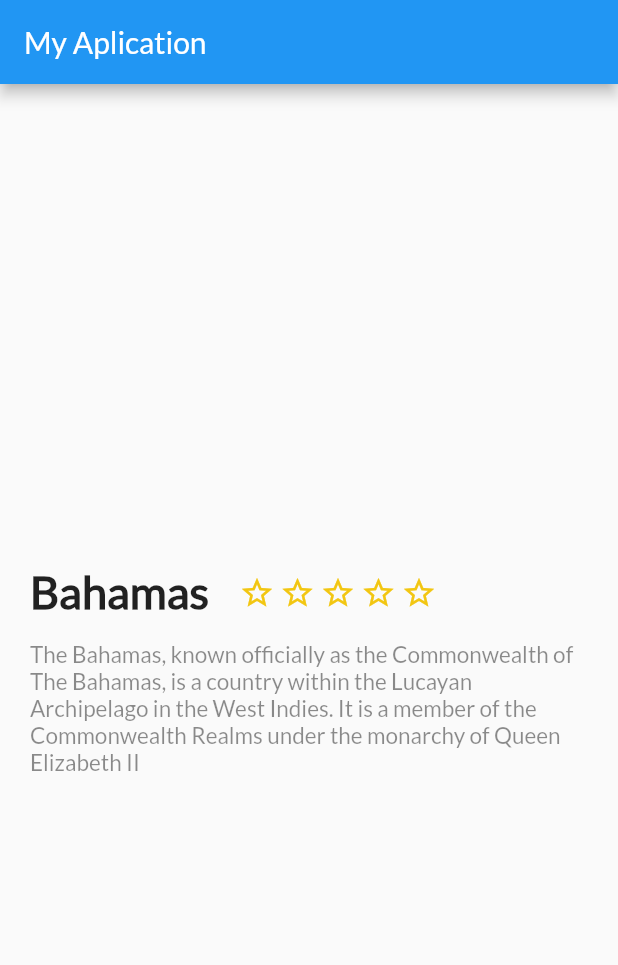
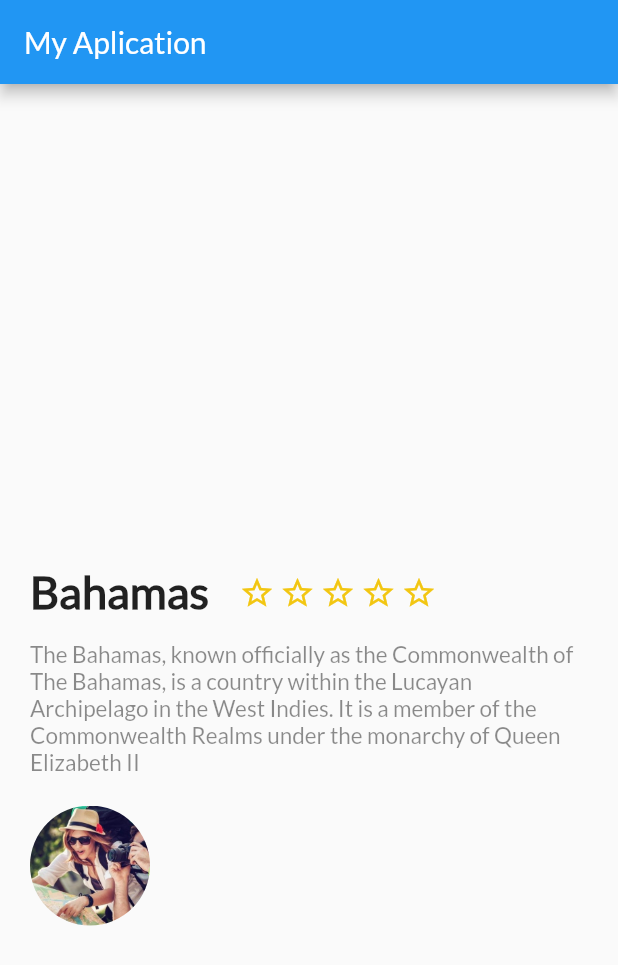
Before and after one commit to Manuel28G/PlatziFlutter, a Flutter app: the screen it shows after launch, on a phone screen of 412 x 824 dp. Shown: the top 965 px of the screen. Run offline on Flutter 3.47's test engine with Material 2 defaults, Android fonts, the phone set to English and light mode, and no system bars.

Commit message:
Add comment space

```diff
--- a/lib/main.dart
+++ b/lib/main.dart
@@ -1,5 +1,7 @@
+
 import 'package:flutter/material.dart';
 import 'description_place.dart';
+import 'review.dart';
 void main() => runApp(MyApp());
 
 class MyApp extends StatelessWidget {
@@ -25,7 +27,10 @@ class MyApp extends StatelessWidget {
         appBar: AppBar(
             title: Text("My Aplication") ,
         ),
-        body: new DescriptionPlace("Bahamas",0,"The Bahamas, known officially as the Commonwealth of The Bahamas, is a country within the Lucayan Archipelago in the West Indies. It is a member of the Commonwealth Realms under the monarchy of Queen Elizabeth II")
+        body: Column(children: <Widget>[
+          new DescriptionPlace("Bahamas",0,"The Bahamas, known officially as the Commonwealth of The Bahamas, is a country within the Lucayan Archipelago in the West Indies. It is a member of the Commonwealth Realms under the monarchy of Queen Elizabeth II"),
+          new Review(),
+        ],)
       )//MyHomePage(title: 'Flutter Demo Home Page'),
     );
   }
@@ -81,20 +86,6 @@ class _MyHomePageState extends State<MyHomePage> {
         // Center is a layout widget. It takes a single child and positions it
         // in the middle of the parent.
         child: Column(
-          // Column is also a layout widget. It takes a list of children and
-          // arranges them vertically. By default, it sizes itself to fit its
-          // children horizontally, and tries to be as tall as its parent.
-          //
-          // Invoke "debug painting" (press "p" in the console, choose the
-          // "Toggle Debug Paint" action from the Flutter Inspector in Android
-          // Studio, or the "Toggle Debug Paint" command in Visual Studio Code)
-          // to see the wireframe for each widget.
-          //
-          // Column has various properties to control how it sizes itself and
-          // how it positions its children. Here we use mainAxisAlignment to
-          // center the children vertically; the main axis here is the vertical
-          // axis because Columns are vertical (the cross axis would be
-          // horizontal).
           mainAxisAlignment: MainAxisAlignment.center,
           children: <Widget>[
             Text(
--- /dev/null
+++ b/lib/review.dart
@@ -0,0 +1,31 @@
+import 'package:flutter/material.dart';
+
+class Review extends StatelessWidget{
+  String pathImage = "assets/img/traveler.jpg";
+
+  @override
+  Widget build(BuildContext context) {
+    // TODO: implement build
+   final photo = Container(
+     margin: EdgeInsets.only(
+       top:20.0,
+       left: 20.0,
+     ),
+     width: 80.0,
+     height: 80.0,
+     decoration: BoxDecoration(
+       shape: BoxShape.circle,
+       image: DecorationImage(
+           fit: BoxFit.cover,
+           image: AssetImage(pathImage))
+     ),
+   );
+    return Row(
+      children: <Widget>[
+        photo
+      ],
+    );
+  }
+
+
+}
--- a/pubspec.yaml
+++ b/pubspec.yaml
@@ -40,10 +40,8 @@ flutter:
   # the material Icons class.
   uses-material-design: true
 
-  # To add assets to your application, add an assets section, like this:
-  # assets:
-  #  - images/a_dot_burr.jpeg
-  #  - images/a_dot_ham.jpeg
+  assets:
+    - assets/img/traveler.jpg
 
   # An image asset can refer to one or more resolution-specific "variants", see
   # https://flutter.dev/assets-and-images/#resolution-aware.
```
Also changed, not shown: assets/img/traveler.jpg (added).
